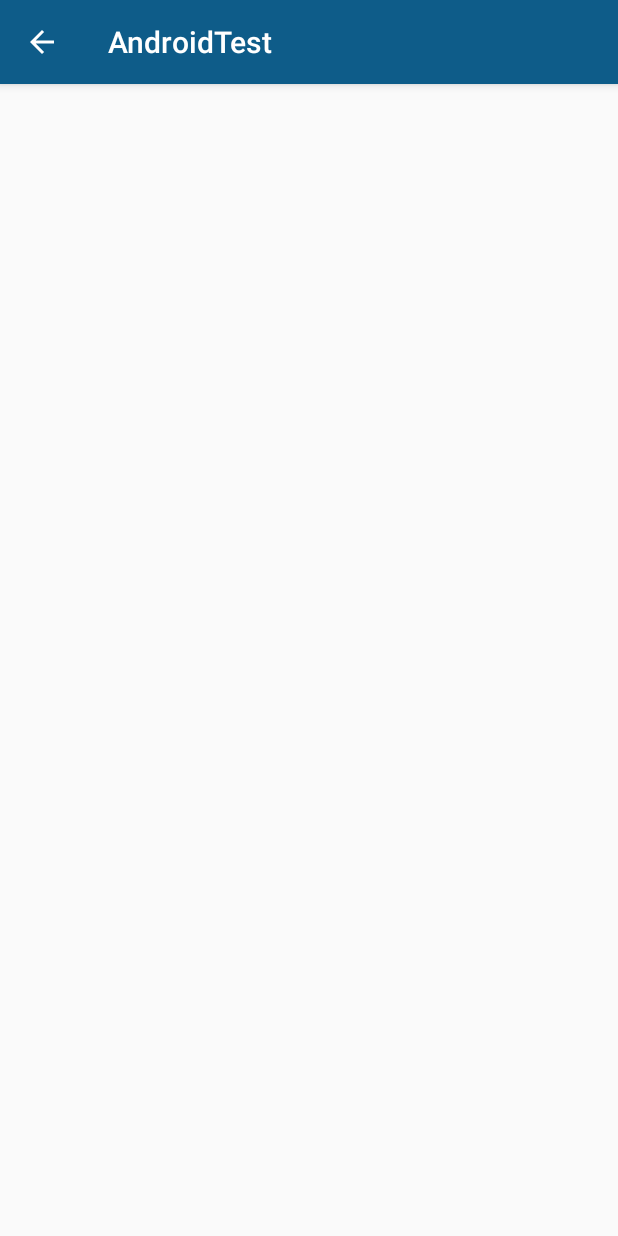
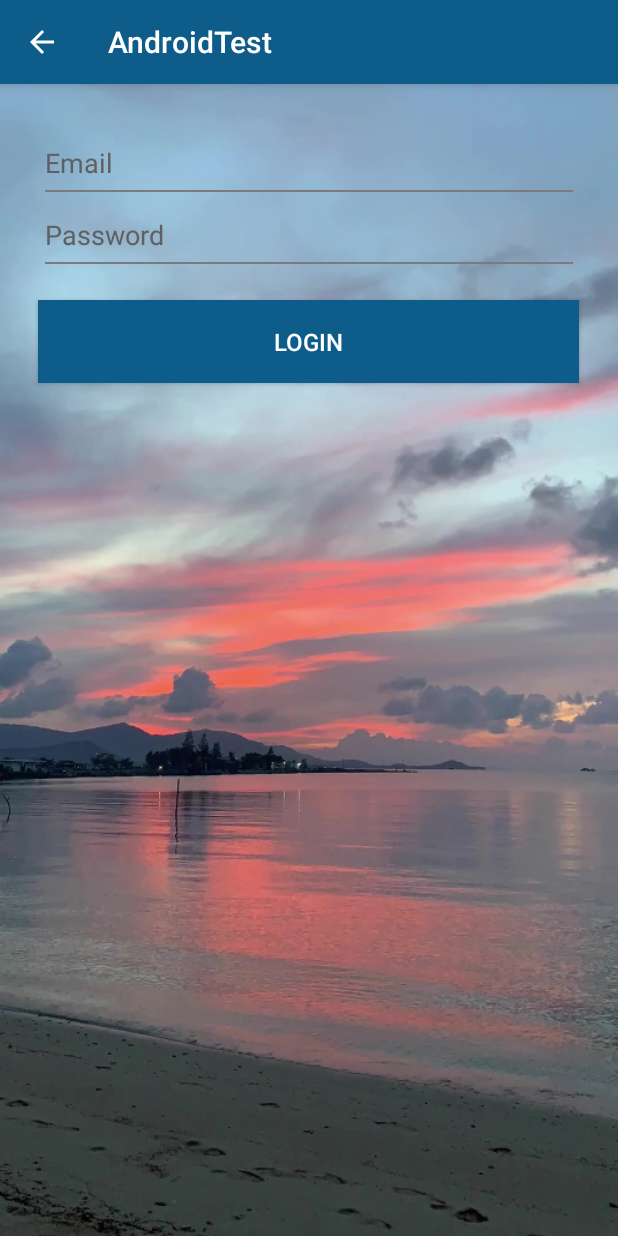
Before and after one commit to esmeurena/AndroidTest, an Android app: the LoginActivity screen opened directly, with no data from a screen before it, on a phone screen of 412 x 824 dp. Run offline under Robolectric (Android 15) with nearby library versions, the phone set to English and light mode, and no system bars.

Commit message:
Login Screen completed

```diff
--- a/app/src/main/java/com/datechnologies/androidtest/login/LoginActivity.java
+++ b/app/src/main/java/com/datechnologies/androidtest/login/LoginActivity.java
@@ -63,5 +63,6 @@ public class LoginActivity extends AppCompatActivity {
     {
         Intent intent = new Intent(this, MainActivity.class);
         startActivity(intent);
+        finish();
     }
 }
--- /dev/null
+++ b/app/src/main/res/drawable/blue_button.xml
@@ -0,0 +1,8 @@
+<?xml version="1.0" encoding="utf-8"?>
+
+<shape xmlns:android="http://schemas.android.com/apk/res/android" android:shape="rectangle">
+    <solid android:color="#0E5C89" />
+
+    <!-- setting the thickness of shadow (positive value will give shadow on that side) -->
+
+</shape>
--- /dev/null
+++ b/app/src/main/res/drawable/line.xml
@@ -0,0 +1,8 @@
+<?xml version="1.0" encoding="utf-8"?>
+
+<shape xmlns:android="http://schemas.android.com/apk/res/android" android:shape="rectangle">
+    <solid android:color="#7B7B7E" />
+
+
+
+</shape>
--- a/app/src/main/res/drawable/main_button.xml
+++ b/app/src/main/res/drawable/main_button.xml
@@ -7,8 +7,6 @@
         android:width="2dp"
         android:color="#7000" />
 
-    <!-- setting the thickness of shadow (positive value will give shadow on that side) -->
-
     <padding
         android:bottom="2dp"
         android:left="2dp"
--- a/app/src/main/res/layout/activity_login.xml
+++ b/app/src/main/res/layout/activity_login.xml
@@ -3,8 +3,80 @@
     xmlns:tools="http://schemas.android.com/tools"
     android:layout_width="match_parent"
     android:layout_height="match_parent"
-    android:layout_marginLeft="@dimen/activity_horizontal_margin"
-    android:layout_marginRight="@dimen/activity_horizontal_margin"
+    android:background="@drawable/gpc_sunset"
     tools:context=".login.LoginActivity">
 
+    <LinearLayout
+        android:layout_width="match_parent"
+        android:layout_height="wrap_content"
+        android:layout_marginTop="16dp"
+        android:orientation="vertical">
+
+        <LinearLayout
+            android:layout_width="match_parent"
+            android:layout_height="wrap_content"
+            android:orientation="vertical">
+
+            <EditText
+                android:layout_width="match_parent"
+                android:layout_height="wrap_content"
+                android:layout_marginStart="30dp"
+                android:layout_marginTop="24dp"
+                android:layout_marginEnd="30dp"
+                android:layout_marginBottom="6dp"
+                android:textColorHint="#5F6063"
+                android:textColor="#1B1E1F"
+                android:background="@android:color/transparent"
+                android:hint="@string/email_hint" />
+
+            <ImageView
+                android:layout_width="match_parent"
+                android:layout_height="1dp"
+                android:layout_marginStart="30dp"
+                android:layout_marginEnd="30dp"
+                android:alpha="1.0"
+                android:background="@drawable/line" />
+        </LinearLayout>
+
+        <LinearLayout
+            android:layout_width="match_parent"
+            android:layout_height="wrap_content"
+            android:orientation="vertical">
+
+            <EditText
+                android:layout_width="match_parent"
+                android:layout_height="wrap_content"
+                android:layout_marginStart="30dp"
+                android:layout_marginTop="16dp"
+                android:layout_marginEnd="30dp"
+                android:layout_marginBottom="6dp"
+                android:textColorHint="#5F6063"
+                android:textColor="#1B1E1F"
+                android:background="@android:color/transparent"
+                android:hint="@string/password_hint"/>
+
+            <ImageView
+                android:layout_width="match_parent"
+                android:layout_height="1dp"
+                android:layout_marginStart="30dp"
+                android:layout_marginEnd="30dp"
+                android:alpha="1.0"
+                android:background="@drawable/line" />
+        </LinearLayout>
+
+        <Button
+            android:layout_width="match_parent"
+            android:layout_height="55dp"
+            android:layout_marginStart="25dp"
+            android:layout_marginTop="24dp"
+            android:layout_marginEnd="26dp"
+            android:layout_marginBottom="24dp"
+            android:background="@drawable/blue_button"
+            android:fontFamily="sans-serif-medium"
+            android:text="@string/login_button"
+            android:textColor="#FFFFFF"
+            android:textSize="16sp" />
+
+    </LinearLayout>
+
 </RelativeLayout>
--- a/app/src/main/res/values/strings.xml
+++ b/app/src/main/res/values/strings.xml
@@ -6,5 +6,7 @@
     <string name="chat_button">CHAT</string>
     <string name="login_button">LOGIN</string>
     <string name="animation_button">ANIMATION</string>
+    <string name="email_hint">Email</string>
+    <string name="password_hint">Password</string>
 
 </resources>
```
